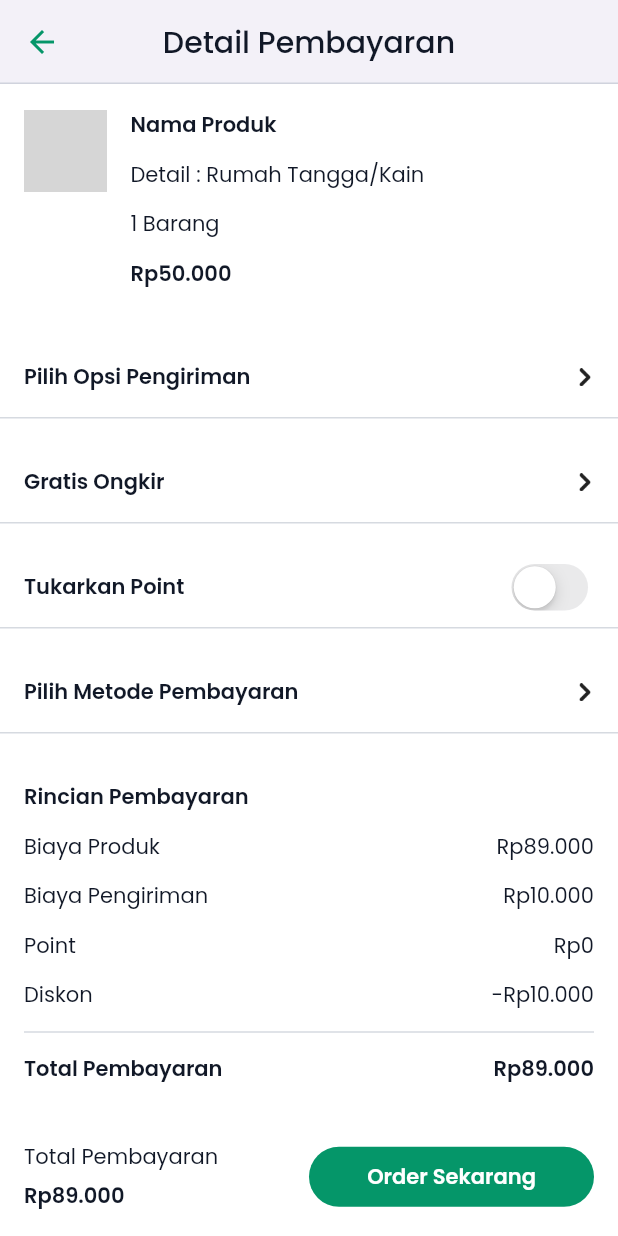
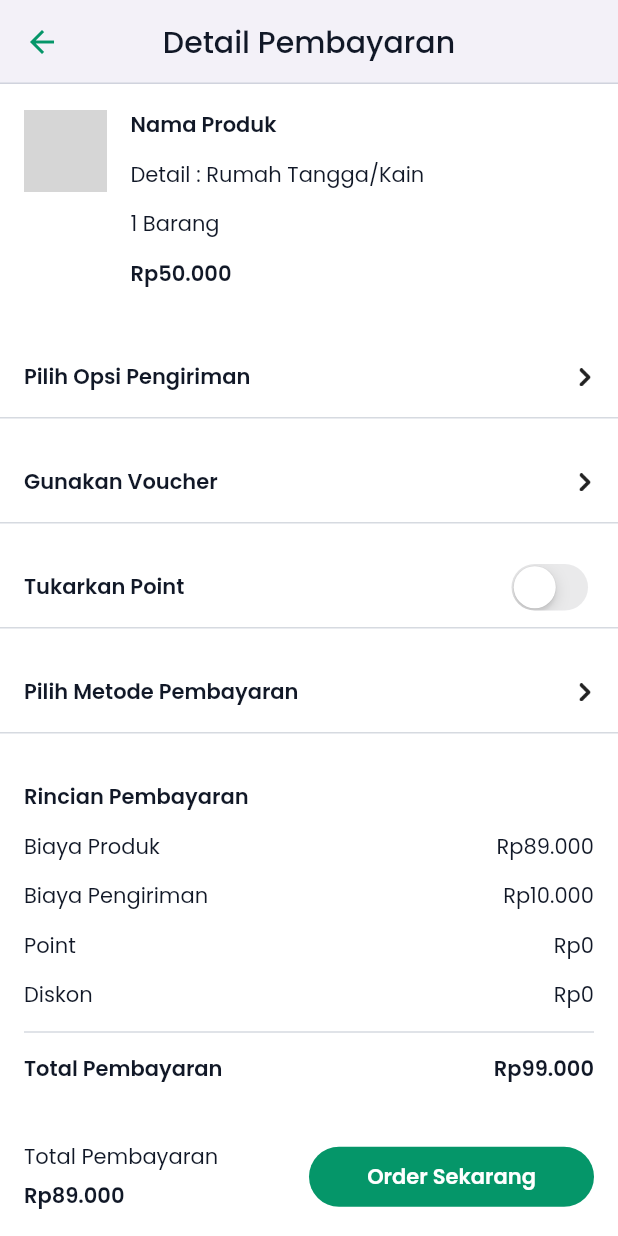
Before and after one commit to Ecowave-Alterra/ecowave-flutter, a Flutter app: the PaymentDetailPage screen opened directly, scrolled down 463 dp, on a phone screen of 412 x 824 dp. Run offline on Flutter 3.47's test engine with Material 2 defaults, Android fonts, the phone set to English and light mode, and no system bars; our stand-ins replace another_flushbar, carousel_slider, equatable, file_picker, flutter_bloc, flutter_countdown_timer and 5 more; network calls fail; grey boxes are pictures that could not be loaded.

Commit message:
[FL-038] Get Voucher With Dummy Response API (#45)
* progress integration with dummy response voucher

* complete progress integrasi voucher with dummy response api

* success disable button if not exist selected voucher

```diff
--- a/lib/core/utils/injector.dart
+++ b/lib/core/utils/injector.dart
@@ -1,18 +1,21 @@
 import 'package:ecowave/features/payment/bloc/expedition/expedition_bloc.dart';
 import 'package:ecowave/features/payment/bloc/payment_method/payment_method_bloc.dart';
 import 'package:ecowave/features/payment/bloc/shipping_address/shipping_address_bloc.dart';
+import 'package:ecowave/features/payment/bloc/voucher/voucher_bloc.dart';
 import 'package:ecowave/features/payment/model/services/expedition_service.dart';
 import 'package:ecowave/features/payment/model/services/payment_method_service.dart';
 import 'package:ecowave/features/payment/model/services/shipping_address_service.dart';
+import 'package:ecowave/features/payment/model/services/voucher_service.dart';
 import 'package:get_it/get_it.dart';
 
-final locator = GetIt.instance;
+final GetIt locator = GetIt.instance;
 
 void init() {
   // state management
   locator.registerFactory(() => ShippingAddressBloc(locator()));
   locator.registerFactory(() => PaymentMethodBloc(locator()));
   locator.registerFactory(() => ExpeditionBloc(locator()));
+  locator.registerFactory(() => VoucherBloc(locator()));
 
   // service
   locator.registerLazySingleton<ShippingAddressService>(
@@ -20,4 +23,5 @@ void init() {
   locator.registerLazySingleton<PaymentMethodService>(
       () => PaymentMethodService());
   locator.registerLazySingleton<ExpeditionService>(() => ExpeditionService());
+  locator.registerLazySingleton<VoucherService>(() => VoucherService());
 }
--- a/lib/core/utils/providers.dart
+++ b/lib/core/utils/providers.dart
@@ -2,6 +2,7 @@ import 'package:ecowave/core/utils/injector.dart' as di;
 import 'package:ecowave/features/payment/bloc/expedition/expedition_bloc.dart';
 import 'package:ecowave/features/payment/bloc/payment_method/payment_method_bloc.dart';
 import 'package:ecowave/features/payment/bloc/shipping_address/shipping_address_bloc.dart';
+import 'package:ecowave/features/payment/bloc/voucher/voucher_bloc.dart';
 import 'package:flutter_bloc/flutter_bloc.dart';
 
 class Providers {
@@ -12,5 +13,6 @@ class Providers {
         create: (context) => di.locator<PaymentMethodBloc>()),
     BlocProvider<ExpeditionBloc>(
         create: (context) => di.locator<ExpeditionBloc>()),
+    BlocProvider<VoucherBloc>(create: (context) => di.locator<VoucherBloc>()),
   ];
 }
--- /dev/null
+++ b/lib/features/payment/bloc/voucher/voucher_bloc.dart
@@ -0,0 +1,24 @@
+import 'package:ecowave/features/payment/model/models/voucher_model.dart';
+import 'package:ecowave/features/payment/model/services/voucher_service.dart';
+import 'package:equatable/equatable.dart';
+import 'package:flutter_bloc/flutter_bloc.dart';
+
+part 'voucher_event.dart';
+part 'voucher_state.dart';
+
+class VoucherBloc extends Bloc<VoucherEvent, VoucherState> {
+  final VoucherService service;
+
+  VoucherBloc(
+    this.service,
+  ) : super(VoucherInitial()) {
+    on<VoucherEvent>((event, emit) async {
+      try {
+        final List<VoucherModel> result = await service.getVouchers();
+        emit(VoucherSuccess(data: result));
+      } catch (e) {
+        emit(VoucherFailed(meesage: e.toString()));
+      }
+    });
+  }
+}
--- /dev/null
+++ b/lib/features/payment/bloc/voucher/voucher_event.dart
@@ -0,0 +1,10 @@
+part of 'voucher_bloc.dart';
+
+abstract class VoucherEvent extends Equatable {
+  const VoucherEvent();
+
+  @override
+  List<Object> get props => [];
+}
+
+class GetVouchersEvent extends VoucherEvent {}
--- /dev/null
+++ b/lib/features/payment/bloc/voucher/voucher_state.dart
@@ -0,0 +1,28 @@
+part of 'voucher_bloc.dart';
+
+abstract class VoucherState extends Equatable {
+  const VoucherState();
+
+  @override
+  List<Object> get props => [];
+}
+
+class VoucherInitial extends VoucherState {}
+
+class VoucherLoading extends VoucherState {}
+
+class VoucherSuccess extends VoucherState {
+  final List<VoucherModel> data;
+
+  const VoucherSuccess({
+    required this.data,
+  });
+}
+
+class VoucherFailed extends VoucherState {
+  final String meesage;
+
+  const VoucherFailed({
+    required this.meesage,
+  });
+}
--- a/lib/features/payment/model/entity/voucher_entity.dart
+++ /dev/null
@@ -1,21 +0,0 @@
-import 'package:ecowave/core.dart';
-
-class VoucherEntity {
-  final String name;
-  final double discount;
-  final DateTime expiredDate;
-  final String imageUrl;
-  final String termCondition;
-  final String type;
-
-  VoucherEntity({
-    required this.name,
-    required this.discount,
-    required this.expiredDate,
-    required this.imageUrl,
-    required this.termCondition,
-    required this.type,
-  });
-
-  String get expiredDateFormatString => expiredDate.toFormattedDate();
-}
--- a/lib/features/payment/model/entity/payment_info.dart
+++ b/lib/features/payment/model/models/payment_info.dart
@@ -1,10 +1,10 @@
-import 'package:ecowave/features/payment/model/entity/voucher_entity.dart';
+import 'package:ecowave/features/payment/model/models/voucher_model.dart';
 
 class PaymentInfo {
   final int productPrice;
   final int shippingPrice;
   final int pointUsed;
-  final VoucherEntity? voucher;
+  final VoucherModel? voucher;
 
   PaymentInfo({
     required this.productPrice,
--- /dev/null
+++ b/lib/features/payment/model/models/voucher_model.dart
@@ -0,0 +1,69 @@
+// To parse this JSON data, do
+//
+//     final voucherModel = voucherModelFromJson(jsonString);
+
+import 'dart:convert';
+
+import 'package:ecowave/core.dart';
+
+VoucherModel voucherModelFromJson(String str) =>
+    VoucherModel.fromJson(json.decode(str));
+
+String voucherModelToJson(VoucherModel data) => json.encode(data.toJson());
+
+class VoucherModel {
+  final String name;
+  final int minimumPurchase;
+  final double discount;
+  final String expiredDate;
+  final String photoContentUrl;
+  final String termCondition;
+  final String type;
+  final String createdAt;
+  final String updatedAt;
+  final String? deletedAt;
+
+  VoucherModel({
+    required this.name,
+    required this.minimumPurchase,
+    required this.discount,
+    required this.expiredDate,
+    required this.photoContentUrl,
+    required this.termCondition,
+    required this.type,
+    required this.createdAt,
+    required this.updatedAt,
+    this.deletedAt,
+  });
+
+  String get minimumPurchaseFormat =>
+      "Min. Blj ${minimumPurchase.currencyFormatSimpleRp}";
+  String get expiredDateFormatString =>
+      DateTime.parse(expiredDate).toFormattedDate();
+
+  factory VoucherModel.fromJson(Map<String, dynamic> json) => VoucherModel(
+        name: json["name"],
+        minimumPurchase: json["minimum_purchase"],
+        discount: json["discount"]?.toDouble(),
+        expiredDate: json["expired_date"],
+        photoContentUrl: json["photo_content_url"],
+        termCondition: json["term_condition"],
+        type: json["type"],
+        createdAt: json["created_at"],
+        updatedAt: json["updated_at"],
+        deletedAt: json["deleted_at"],
+      );
+
+  Map<String, dynamic> toJson() => {
+        "name": name,
+        "minimum_purchase": minimumPurchase,
+        "discount": discount,
+        "expired_date": expiredDate,
+        "photo_content_url": photoContentUrl,
+        "term_condition": termCondition,
+        "type": type,
+        "created_at": createdAt,
+        "updated_at": updatedAt,
+        "deleted_at": deletedAt,
+      };
+}
--- /dev/null
+++ b/lib/features/payment/model/services/voucher_service.dart
@@ -0,0 +1,100 @@
+import 'package:ecowave/features/payment/model/models/voucher_model.dart';
+
+class VoucherService {
+  // late Dio _dio;
+  // VoucherRemoteDatasourceImpl() {
+  //   _dio = Dio();
+  // }
+
+  List dummy = [
+    {
+      "name": "Voucher A",
+      "minimum_purchase": 100000,
+      "discount": 0.1,
+      "expired_date": "2023-06-30T11:00:00Z",
+      "photo_content_url":
+          "https://github.com/Ecowave-Alterra/ecowave-flutter/assets/74108522/bbbd7877-fc15-47ba-94fe-274f7a4954fd",
+      "term_condition": "Syarat dan ketentuan A",
+      "type": "Diskon",
+      "created_at": "2023-05-30T11:00:00Z",
+      "updated_at": "2023-05-30T11:00:00Z",
+      "deleted_at": null
+    },
+    {
+      "name": "Voucher B",
+      "minimum_purchase": 150000,
+      "discount": 0.2,
+      "expired_date": "2023-06-30T11:00:00Z",
+      "photo_content_url":
+          "https://github.com/Ecowave-Alterra/ecowave-flutter/assets/74108522/bbbd7877-fc15-47ba-94fe-274f7a4954fd",
+      "term_condition": "Syarat dan ketentuan B",
+      "type": "Diskon",
+      "created_at": "2023-05-30T11:00:00Z",
+      "updated_at": "2023-05-30T11:00:00Z",
+      "deleted_at": null
+    },
+    {
+      "name": "Voucher C",
+      "minimum_purchase": 200000,
+      "discount": 0.5,
+      "expired_date": "2023-06-30T11:00:00Z",
+      "photo_content_url":
+          "https://github.com/Ecowave-Alterra/ecowave-flutter/assets/74108522/bbbd7877-fc15-47ba-94fe-274f7a4954fd",
+      "term_condition": "Syarat dan ketentuan C",
+      "type": "Diskon",
+      "created_at": "2023-05-30T11:00:00Z",
+      "updated_at": "2023-05-30T11:00:00Z",
+      "deleted_at": null
+    },
+    {
+      "name": "Voucher D",
+      "minimum_purchase": 1000000,
+      "discount": 0.05,
+      "expired_date": "2023-06-30T11:00:00Z",
+      "photo_content_url":
+          "https://github.com/Ecowave-Alterra/ecowave-flutter/assets/74108522/bbbd7877-fc15-47ba-94fe-274f7a4954fd",
+      "term_condition": "Syarat dan ketentuan D",
+      "type": "Diskon",
+      "created_at": "2023-05-30T11:00:00Z",
+      "updated_at": "2023-05-30T11:00:00Z",
+      "deleted_at": null
+    },
+    {
+      "name": "Voucher E",
+      "minimum_purchase": 12000000,
+      "discount": 200000,
+      "expired_date": "2023-06-30T11:00:00Z",
+      "photo_content_url":
+          "https://github.com/Ecowave-Alterra/ecowave-flutter/assets/74108522/bbbd7877-fc15-47ba-94fe-274f7a4954fd",
+      "term_condition": "Syarat dan ketentuan E",
+      "type": "Gratis Ongkir",
+      "created_at": "2023-05-30T11:00:00Z",
+      "updated_at": "2023-05-30T11:00:00Z",
+      "deleted_at": null
+    },
+    {
+      "name": "Voucher F",
+      "minimum_purchase": 0,
+      "discount": 40000,
+      "expired_date": "2023-06-30T11:00:00Z",
+      "photo_content_url":
+          "https://github.com/Ecowave-Alterra/ecowave-flutter/assets/74108522/bbbd7877-fc15-47ba-94fe-274f7a4954fd",
+      "term_condition": "Syarat dan ketentuan F",
+      "type": "Gratis Ongkir",
+      "created_at": "2023-05-30T11:00:00Z",
+      "updated_at": "2023-05-30T11:00:00Z",
+      "deleted_at": null
+    },
+  ];
+
+  Future<List<VoucherModel>> getVouchers() async {
+    try {
+      // const String url = '................';
+      // final response = await _dio.get(url);
+
+      return dummy.map((e) => VoucherModel.fromJson(e)).toList();
+    } catch (e) {
+      rethrow;
+    }
+  }
+}
--- a/lib/features/payment/view/pages/payment_detail_page.dart
+++ b/lib/features/payment/view/pages/payment_detail_page.dart
@@ -1,9 +1,9 @@
 import 'package:ecowave/core.dart';
+import 'package:ecowave/features/payment/bloc/voucher/voucher_bloc.dart';
 import 'package:ecowave/features/payment/bloc/expedition/expedition_bloc.dart';
 import 'package:ecowave/features/payment/bloc/shipping_address/shipping_address_bloc.dart';
 import 'package:ecowave/features/payment/bloc/payment_method/payment_method_bloc.dart';
-import 'package:ecowave/features/payment/model/entity/payment_info.dart';
-import 'package:ecowave/features/payment/model/entity/voucher_entity.dart';
+import 'package:ecowave/features/payment/model/models/payment_info.dart';
 import 'package:ecowave/features/payment/view/pages/payment_page.dart';
 import 'package:ecowave/features/payment/view/pages/payment_waiting_page.dart';
 import 'package:ecowave/features/payment/view/pages/voucher_page.dart';
@@ -23,19 +23,10 @@ class PaymentDetailPage extends StatelessWidget {
 
   @override
   Widget build(BuildContext context) {
+    context.read<VoucherBloc>().add(GetVouchersEvent());
     context.read<ExpeditionBloc>().add(GetExpeditionsEvent());
     context.read<ShippingAddressBloc>().add(GetShippingAddressesEvent());
     context.read<PaymentMethodBloc>().add(GetPaymentMethodsEvent());
-
-    final VoucherEntity selectedVoucher = VoucherEntity(
-      name: "Gratis Ongkir",
-      discount: -10000,
-      expiredDate: DateTime(2023, 10, 15),
-      imageUrl:
-          "https://github.com/Ecowave-Alterra/ecowave-flutter/assets/74108522/bbbd7877-fc15-47ba-94fe-274f7a4954fd",
-      termCondition: "Min. Blj Rp 0",
-      type: "Amount",
-    );
 
     return Scaffold(
       appBar: AppBar(
@@ -82,10 +73,10 @@ class PaymentDetailPage extends StatelessWidget {
           ),
           16.0.height,
           CheckoutSettingButton(
-            value: "Gratis Ongkir",
+            value: null,
             label: "Gunakan Voucher",
-            onPressed: () => context.push(VoucherPage(
-              currentVoucher: selectedVoucher,
+            onPressed: () => context.push(const VoucherPage(
+              currentVoucher: null,
             )),
           ),
           16.0.height,
@@ -107,7 +98,7 @@ class PaymentDetailPage extends StatelessWidget {
               productPrice: 89000,
               shippingPrice: 10000,
               pointUsed: 0,
-              voucher: selectedVoucher,
+              voucher: null,
             ),
           ),
         ],
--- a/lib/features/payment/view/pages/shipping_options_page.dart
+++ b/lib/features/payment/view/pages/shipping_options_page.dart
@@ -1,5 +1,6 @@
 import 'package:ecowave/core.dart';
 import 'package:ecowave/features/payment/bloc/expedition/expedition_bloc.dart';
+import 'package:ecowave/features/payment/model/models/expedition_model.dart';
 import 'package:flutter/material.dart';
 import 'package:flutter_bloc/flutter_bloc.dart';
 
@@ -40,7 +41,7 @@ class ShippingOptionsPage extends StatelessWidget {
                       physics: const NeverScrollableScrollPhysics(),
                       itemCount: state.data.length,
                       itemBuilder: (context, index) {
-                        final shipping = state.data[index];
+                        final ExpeditionModel shipping = state.data[index];
                         return InkWell(
                           onTap: () {
                             selectedOption = shipping.name;
@@ -87,7 +88,7 @@ class ShippingOptionsPage extends StatelessWidget {
                   },
                 );
               } else {
-                return Container();
+                return const SizedBox.shrink();
               }
             },
           ),
--- a/lib/features/payment/view/widgets/payment_info_widget.dart
+++ b/lib/features/payment/view/widgets/payment_info_widget.dart
@@ -1,4 +1,4 @@
-import 'package:ecowave/features/payment/model/entity/payment_info.dart';
+import 'package:ecowave/features/payment/model/models/payment_info.dart';
 import 'package:flutter/material.dart';
 
 import 'package:ecowave/core.dart';
```
Also changed, not shown: lib/core/extensions/int_ext.dart (+12 -0 lines), lib/features/payment/model/services/expedition_service.dart (+7 -3 lines), lib/features/payment/view/pages/term_and_condition_page.dart (+8 -9 lines), lib/features/payment/view/pages/voucher_page.dart (+39 -35 lines), lib/features/payment/view/widgets/voucher_card.dart (+8 -8 lines).
